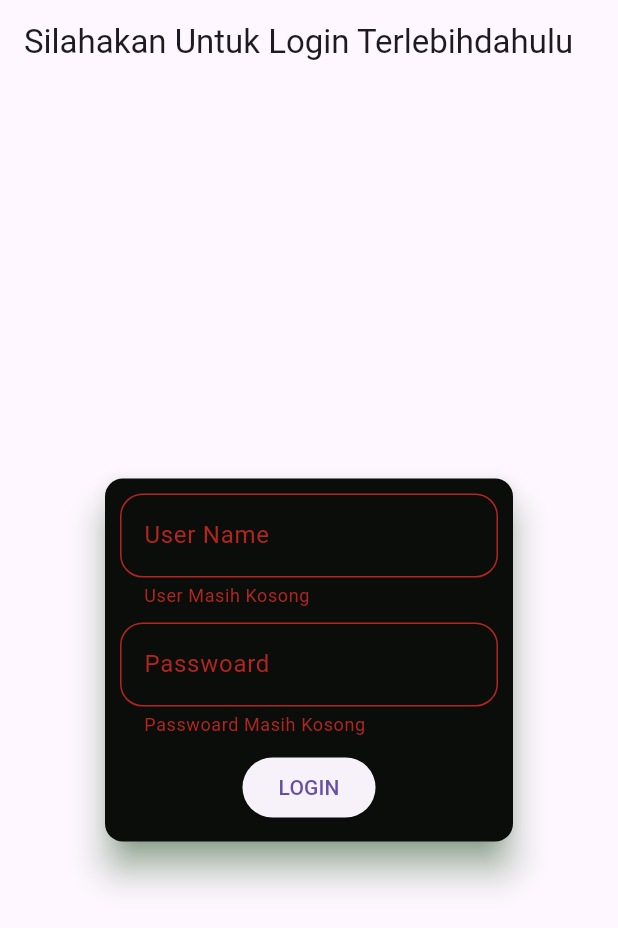
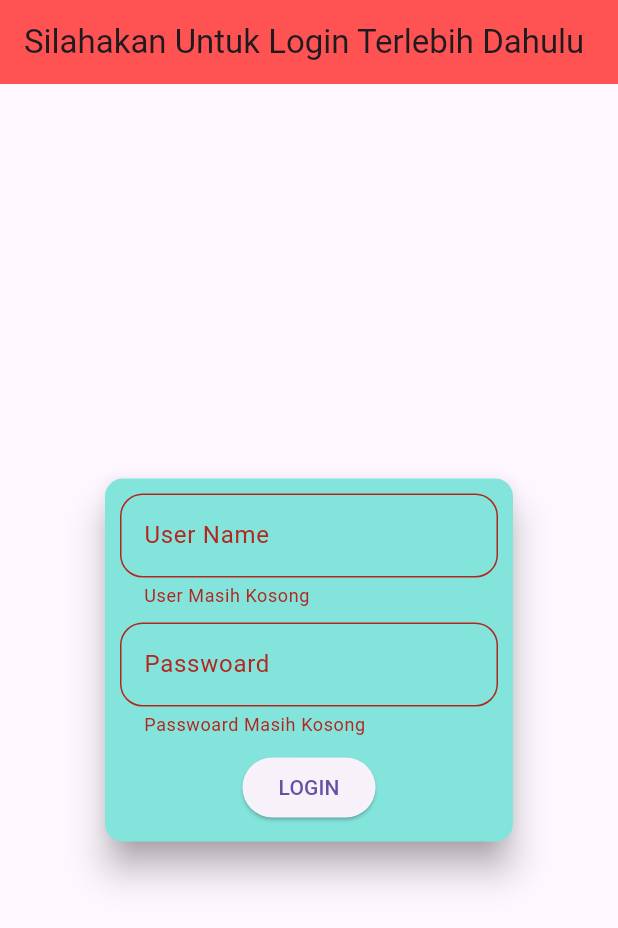
Before and after one commit to Syarifudin02/Tugas_Flutter1, a Flutter app: the screen it shows after launch, after a tap on "LOGIN", on a phone screen of 412 x 824 dp. Shown: the top 928 px of the screen. Run offline on Flutter 3.47's test engine with Material 3 defaults, Android fonts, the phone set to English and light mode, and no system bars.

Commit message:
first commit

```diff
--- a/lib/Halaman_Login.dart
+++ b/lib/Halaman_Login.dart
@@ -18,8 +18,8 @@ class _DisenHalamanLoginState extends State<DisenHalamanLogin> {
   Widget build(BuildContext context) {
     return Scaffold(
       appBar: AppBar(
-        title: Text('Silahakan Untuk Login Terlebihdahulu'),
-      ),
+        title: Text('Silahakan Untuk Login Terlebih Dahulu'),
+        backgroundColor: Colors.redAccent),
       body: Form(
         key: formkey,
         child: Center(
@@ -27,8 +27,8 @@ class _DisenHalamanLoginState extends State<DisenHalamanLogin> {
             width: 280, height: 250,
             child: Card(
               elevation: 10,
-              shadowColor: const Color.fromARGB(255, 11, 119, 11),
-              color:  Color.fromARGB(255, 11, 13, 11),
+              shadowColor: const Color.fromARGB(255, 22, 25, 22),
+              color:  Color.fromARGB(255, 131, 228, 220),
               child: Container(
                 padding: EdgeInsets.all(10),
                 child: Column(
@@ -76,9 +76,12 @@ class _DisenHalamanLoginState extends State<DisenHalamanLogin> {
                         if(formkey.currentState!.validate()){
                           if(controllerUser.text == tUser && controllerpass.text == tPass){
                         // perintah untuk memanggil halaman baru
-                        Navigator.pushAndRemoveUntil(context, MaterialPageRoute(builder:
-                         (context) => DisenHalamandashboard(username: controllerUser.text),
-                         ), (Route<dynamic> route) => false,);
+                        Navigator.push( context, MaterialPageRoute(builder:
+                        (context) => DisenHalamandashboard(username: controllerUser.text,)),);
+
+                      //  Navigator.pushAndRemoveUntil(context, MaterialPageRoute(builder:
+                       //  (context) => DisenHalamandashboard(username: controllerUser.text)),
+                       // (Route<dynamic> route) => false,);
 
                           }else{
                             showDialog(
@@ -86,7 +89,7 @@ class _DisenHalamanLoginState extends State<DisenHalamanLogin> {
                                builder: (context){
                                 return AlertDialog(
                                   title: Text('Konfirmasi Login'),
-                                  content: Text('User Atau Passwoard Masih Salah'),
+                                  content: Text('User Atau Passwoard Salah'),
                                   actions: [
                                     ElevatedButton(
                                       onPressed: (){
```
Also changed, not shown: lib/HalamanDashboard.dart (+11 -2 lines).
